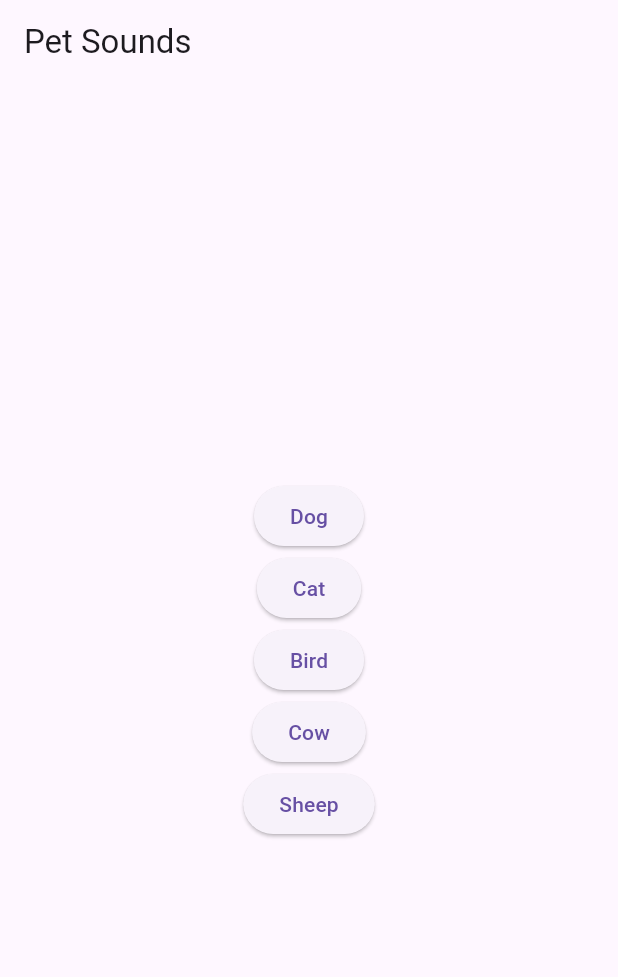
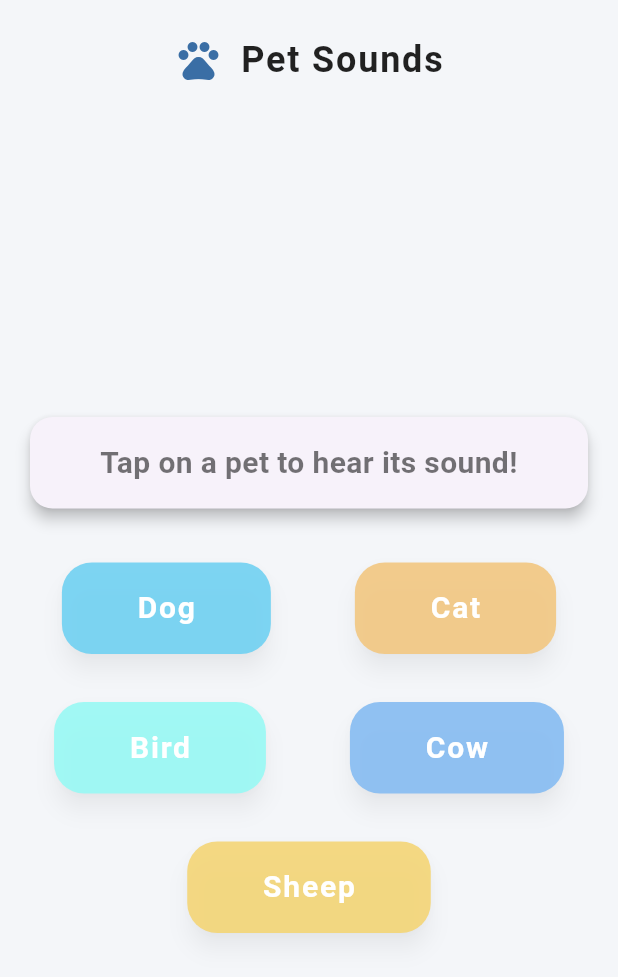
Before and after one commit to meruyert4/pets, a Flutter app: the screen it shows after launch, on a phone screen of 412 x 824 dp. Shown: the top 977 px of the screen. Run offline on Flutter 3.47's test engine with Material 3 defaults, Android fonts, the light colour scheme and no system bars; our stand-ins replace audioplayers.

Commit message:
first commit

```diff
--- a/lib/main.dart
+++ b/lib/main.dart
@@ -12,7 +12,37 @@ class PetsApp extends StatelessWidget {
   Widget build(BuildContext context) {
     return MaterialApp(
       debugShowCheckedModeBanner: false,
-      home: HomeScreen(),
+      theme: ThemeData(
+        scaffoldBackgroundColor: const Color(0xFFE3F2FD),
+        appBarTheme: AppBarTheme(
+          backgroundColor: Colors.transparent,
+          elevation: 0,
+          titleTextStyle: const TextStyle(
+            fontSize: 24,
+            fontWeight: FontWeight.w600,
+            color: Colors.black87,
+          ),
+          centerTitle: true,
+          toolbarHeight: 80,
+        ),
+        elevatedButtonTheme: ElevatedButtonThemeData(
+          style: ElevatedButton.styleFrom(
+            foregroundColor: Colors.white,
+            backgroundColor: const Color(0xFF42A5F5),
+            shadowColor: Colors.black26,
+            elevation: 6,
+            shape: RoundedRectangleBorder(
+              borderRadius: BorderRadius.circular(16),
+            ),
+            padding: const EdgeInsets.symmetric(vertical: 14, horizontal: 24),
+          ),
+        ),
+        textTheme: const TextTheme(
+          bodyLarge: TextStyle(fontSize: 20, color: Colors.black87),
+          bodyMedium: TextStyle(fontSize: 18, color: Colors.black54),
+        ),
+      ),
+      home: const HomeScreen(),
     );
   }
 }
--- a/lib/screens/home_screen.dart
+++ b/lib/screens/home_screen.dart
@@ -7,16 +7,89 @@ class HomeScreen extends StatelessWidget {
   @override
   Widget build(BuildContext context) {
     return Scaffold(
-      appBar: AppBar(title: const Text("Pet Sounds")),
-      body: Center(
+      backgroundColor: const Color(0xFFF4F6F9),
+      appBar: AppBar(
+        elevation: 0,
+        backgroundColor: Colors.transparent,
+        title: Row(
+          mainAxisAlignment: MainAxisAlignment.center,
+          children: [
+            const Icon(
+              Icons.pets,
+              size: 32,
+              color: Color(0xFF3A6EA5)
+            ),
+            const SizedBox(width: 12),
+            Text(
+              "Pet Sounds",
+              style: TextStyle(
+                fontSize: 24,
+                fontWeight: FontWeight.w700,
+                color: Colors.black87,
+                letterSpacing: 1.2
+              ),
+            ),
+          ],
+        ),
+        centerTitle: true,
+      ),
+      body: Padding(
+        padding: const EdgeInsets.symmetric(horizontal: 16.0),
         child: Column(
           mainAxisAlignment: MainAxisAlignment.center,
+          crossAxisAlignment: CrossAxisAlignment.stretch,
           children: [
-            PetButton(petName: "Dog", soundFile: "dog_bark.mp3"),
-            PetButton(petName: "Cat", soundFile: "cat_meow.mp3"),
-            PetButton(petName: "Bird", soundFile: "bird_chirp.mp3"),
-            PetButton(petName: "Cow", soundFile: "cow_moo.mp3"),
-            PetButton(petName: "Sheep", soundFile: "sheep_baa.mp3"),
+            Card(
+              elevation: 4,
+              shape: RoundedRectangleBorder(
+                borderRadius: BorderRadius.circular(15),
+              ),
+              child: Padding(
+                padding: const EdgeInsets.all(16.0),
+                child: Text(
+                  "Tap on a pet to hear its sound!",
+                  style: TextStyle(
+                    fontSize: 20,
+                    fontWeight: FontWeight.w600,
+                    color: Colors.black54,
+                  ),
+                  textAlign: TextAlign.center,
+                ),
+              ),
+            ),
+            const SizedBox(height: 24),
+            Wrap(
+              spacing: 16,
+              runSpacing: 16,
+              alignment: WrapAlignment.center,
+              children: [
+                PetButton(
+                  petName: "Dog",
+                  soundFile: "dog_bark.mp3",
+                  color: const Color.fromARGB(255, 112, 209, 242)
+                ),
+                PetButton(
+                  petName: "Cat",
+                  soundFile: "cat_meow.mp3",
+                  color: const Color.fromARGB(255, 242, 199, 129)
+                ),
+                PetButton(
+                  petName: "Bird",
+                  soundFile: "bird_chirp.mp3",
+                  color: const Color.fromARGB(255, 152, 249, 244)
+                ),
+                PetButton(
+                  petName: "Cow",
+                  soundFile: "cow_moo.mp3",
+                  color: const Color.fromARGB(255, 134, 188, 242)
+                ),
+                PetButton(
+                  petName: "Sheep",
+                  soundFile: "sheep_baa.mp3",
+                  color: const Color.fromARGB(255, 244, 213, 118)
+                ),
+              ],
+            ),
           ],
         ),
       ),
--- a/lib/widgets/pet_button.dart
+++ b/lib/widgets/pet_button.dart
@@ -4,14 +4,35 @@ import '../utils/audio_player.dart';
 class PetButton extends StatelessWidget {
   final String petName;
   final String soundFile;
+  final Color color;
 
-  const PetButton({super.key, required this.petName, required this.soundFile});
+  const PetButton({super.key, required this.petName, required this.soundFile, required this.color});
 
   @override
   Widget build(BuildContext context) {
-    return ElevatedButton(
-      onPressed: () => playSound(soundFile),
-      child: Text(petName),
+    return Padding(
+      padding: const EdgeInsets.symmetric(vertical: 8.0, horizontal: 20),
+      child: ElevatedButton(
+        onPressed: () => playSound(soundFile),
+        style: ElevatedButton.styleFrom(
+          backgroundColor: color.withOpacity(0.9),
+          foregroundColor: Colors.white,
+          padding: const EdgeInsets.symmetric(horizontal: 50, vertical: 16),
+          shape: RoundedRectangleBorder(
+            borderRadius: BorderRadius.circular(20),
+          ),
+          elevation: 6,
+          shadowColor: Colors.black26,
+        ),
+        child: Text(
+          petName,
+          style: const TextStyle(
+            fontSize: 20,
+            fontWeight: FontWeight.bold,
+            letterSpacing: 1.2,
+          ),
+        ),
+      ),
     );
   }
 }
```
